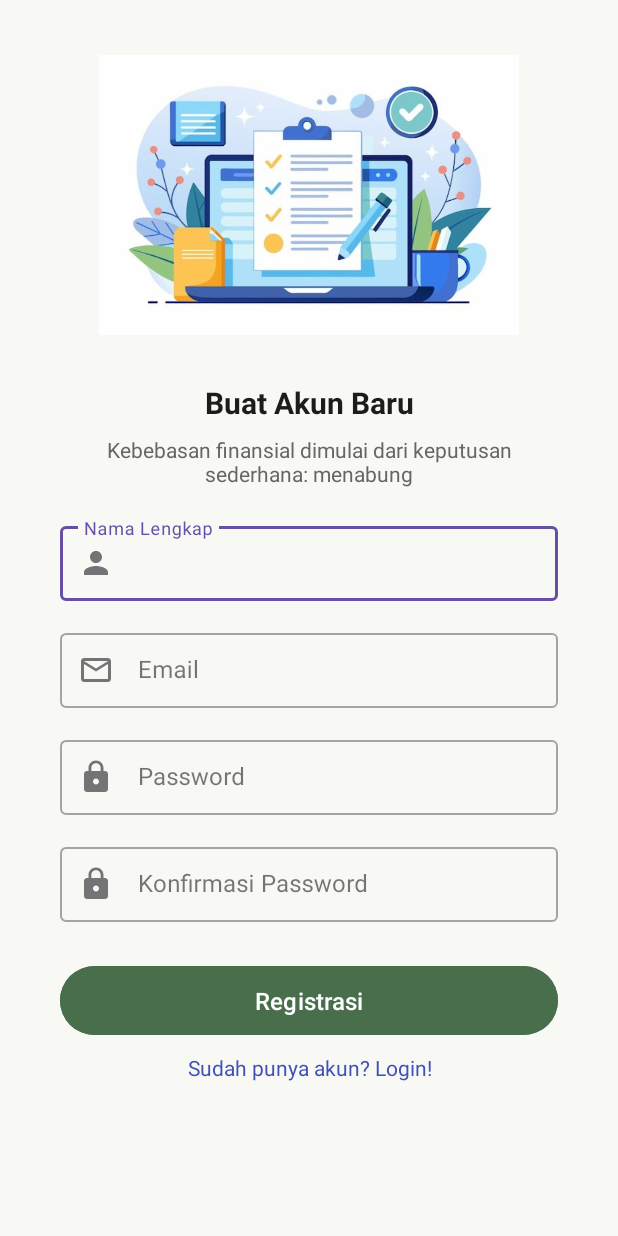
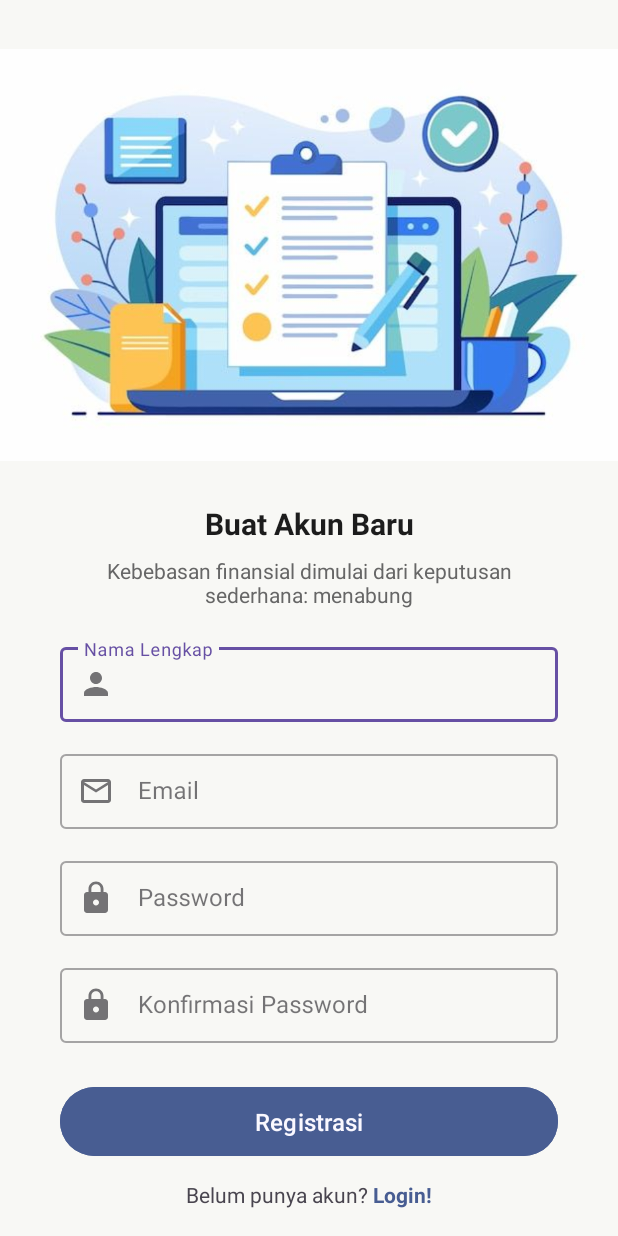
Before and after one commit to anas-shn/Arto-mobile, an Android app: the RegisterActivity screen opened directly, with no data from a screen before it, on a phone screen of 412 x 824 dp. Run offline under Robolectric (Android 15) with nearby library versions, the light colour scheme and no system bars.

Commit message:
fix button transaction. fix button Logout,

```diff
--- a/app/src/main/AndroidManifest.xml
+++ b/app/src/main/AndroidManifest.xml
@@ -34,6 +34,7 @@
             android:name=".MainActivity"
             android:exported="false"
             android:label="@string/app_name"
+            android:windowSoftInputMode="adjustResize"
             android:theme="@style/Arto" />
 
     </application>
--- a/app/src/main/res/layout/activity_register.xml
+++ b/app/src/main/res/layout/activity_register.xml
@@ -10,42 +10,42 @@
     <!-- Gambar ilustrasi -->
     <ImageView
         android:id="@+id/imgIllustration"
-        android:layout_width="280dp"
-        android:layout_height="219dp"
+        android:layout_width="match_parent"
+        android:layout_height="300dp"
         android:layout_marginTop="20dp"
         android:src="@drawable/welcome"
-        app:layout_constraintTop_toTopOf="parent"
+        app:layout_constraintEnd_toEndOf="parent"
         app:layout_constraintStart_toStartOf="parent"
-        app:layout_constraintEnd_toEndOf="parent" />
+        app:layout_constraintTop_toTopOf="parent" />
 
     <!-- Judul -->
     <TextView
         android:id="@+id/tvTitleRegister"
         android:layout_width="wrap_content"
         android:layout_height="wrap_content"
+        android:layout_marginTop="15dp"
         android:text="Buat Akun Baru"
         android:textColor="#1C1C1C"
         android:textSize="20sp"
         android:textStyle="bold"
-        android:layout_marginTop="15dp"
-        app:layout_constraintTop_toBottomOf="@id/imgIllustration"
+        app:layout_constraintEnd_toEndOf="parent"
         app:layout_constraintStart_toStartOf="parent"
-        app:layout_constraintEnd_toEndOf="parent" />
+        app:layout_constraintTop_toBottomOf="@id/imgIllustration" />
 
     <!-- Deskripsi -->
     <TextView
         android:id="@+id/tvDescription"
         android:layout_width="0dp"
         android:layout_height="wrap_content"
+        android:layout_marginHorizontal="40dp"
+        android:layout_marginTop="8dp"
+        android:gravity="center"
         android:text="Kebebasan finansial dimulai dari keputusan sederhana: menabung"
         android:textColor="#666666"
         android:textSize="14sp"
-        android:gravity="center"
-        android:layout_marginTop="8dp"
-        android:layout_marginHorizontal="40dp"
-        app:layout_constraintTop_toBottomOf="@id/tvTitleRegister"
+        app:layout_constraintEnd_toEndOf="parent"
         app:layout_constraintStart_toStartOf="parent"
-        app:layout_constraintEnd_toEndOf="parent" />
+        app:layout_constraintTop_toBottomOf="@id/tvTitleRegister" />
 
     <!-- Input Nama -->
 
@@ -54,12 +54,12 @@
         style="@style/Widget.MaterialComponents.TextInputLayout.OutlinedBox"
         android:layout_width="0dp"
         android:layout_height="wrap_content"
+        android:layout_marginHorizontal="40dp"
         android:layout_marginTop="20dp"
-        android:layout_marginHorizontal="40dp"
-        app:startIconDrawable="@drawable/baseline_person_24"
+        app:layout_constraintEnd_toEndOf="parent"
+        app:layout_constraintStart_toStartOf="parent"
         app:layout_constraintTop_toBottomOf="@id/tvDescription"
-        app:layout_constraintStart_toStartOf="parent"
-        app:layout_constraintEnd_toEndOf="parent">
+        app:startIconDrawable="@drawable/baseline_person_24">
 
         <com.google.android.material.textfield.TextInputEditText
             android:id="@+id/etNama"
@@ -77,12 +77,12 @@
         style="@style/Widget.MaterialComponents.TextInputLayout.OutlinedBox"
         android:layout_width="0dp"
         android:layout_height="wrap_content"
+        android:layout_marginHorizontal="40dp"
         android:layout_marginTop="16dp"
-        android:layout_marginHorizontal="40dp"
-        app:startIconDrawable="@drawable/ic_mail_24"
+        app:layout_constraintEnd_toEndOf="parent"
+        app:layout_constraintStart_toStartOf="parent"
         app:layout_constraintTop_toBottomOf="@id/textInputLayoutNama"
-        app:layout_constraintStart_toStartOf="parent"
-        app:layout_constraintEnd_toEndOf="parent">
+        app:startIconDrawable="@drawable/ic_mail_24">
 
         <com.google.android.material.textfield.TextInputEditText
             android:id="@+id/etEmail"
@@ -100,12 +100,12 @@
         style="@style/Widget.MaterialComponents.TextInputLayout.OutlinedBox"
         android:layout_width="0dp"
         android:layout_height="wrap_content"
+        android:layout_marginHorizontal="40dp"
         android:layout_marginTop="16dp"
-        android:layout_marginHorizontal="40dp"
-        app:startIconDrawable="@drawable/baseline_lock_24"
+        app:layout_constraintEnd_toEndOf="parent"
+        app:layout_constraintStart_toStartOf="parent"
         app:layout_constraintTop_toBottomOf="@id/textInputLayoutEmail"
-        app:layout_constraintStart_toStartOf="parent"
-        app:layout_constraintEnd_toEndOf="parent">
+        app:startIconDrawable="@drawable/baseline_lock_24">
 
         <com.google.android.material.textfield.TextInputEditText
             android:id="@+id/etPassword"
@@ -123,12 +123,12 @@
         style="@style/Widget.MaterialComponents.TextInputLayout.OutlinedBox"
         android:layout_width="0dp"
         android:layout_height="wrap_content"
+        android:layout_marginHorizontal="40dp"
         android:layout_marginTop="16dp"
-        android:layout_marginHorizontal="40dp"
-        app:startIconDrawable="@drawable/baseline_lock_24"
+        app:layout_constraintEnd_toEndOf="parent"
+        app:layout_constraintStart_toStartOf="parent"
         app:layout_constraintTop_toBottomOf="@id/textInputLayoutPassword"
-        app:layout_constraintStart_toStartOf="parent"
-        app:layout_constraintEnd_toEndOf="parent">
+        app:startIconDrawable="@drawable/baseline_lock_24">
 
         <com.google.android.material.textfield.TextInputEditText
             android:id="@+id/etKonfirmasiPassword"
@@ -143,31 +143,44 @@
     <!-- Tombol Registrasi -->
     <Button
         android:id="@+id/btnRegister"
+        style="@style/Widget.Material3.Button.ElevatedButton"
         android:layout_width="0dp"
         android:layout_height="wrap_content"
+        android:layout_marginHorizontal="40dp"
         android:layout_marginTop="25dp"
-        android:layout_marginHorizontal="40dp"
-        android:backgroundTint="#486E4B"
+        android:backgroundTint="@color/md_theme_primary"
+        android:textColor="@color/md_theme_background"
+        android:paddingVertical="12dp"
         android:text="Registrasi"
-        android:textColor="#FFFFFF"
         android:textSize="16sp"
-        android:paddingVertical="12dp"
-        app:layout_constraintTop_toBottomOf="@id/textInputLayoutKonfirmasi"
+        app:layout_constraintEnd_toEndOf="parent"
         app:layout_constraintStart_toStartOf="parent"
-        app:layout_constraintEnd_toEndOf="parent" />
+        app:layout_constraintTop_toBottomOf="@id/textInputLayoutKonfirmasi" />
 
-    <TextView
-        android:id="@+id/tvLoginLink"
-        android:layout_width="0dp"
+    <LinearLayout
+        android:layout_width="match_parent"
         android:layout_height="wrap_content"
-        android:text="Sudah punya akun? Login!"
-        android:textColor="#3F51B5"
-        android:textSize="14sp"
-        android:gravity="center"
-        android:layout_marginTop="8dp"
-        android:layout_marginHorizontal="40dp"
+        android:orientation="horizontal"
         app:layout_constraintTop_toBottomOf="@id/btnRegister"
-        app:layout_constraintStart_toStartOf="parent"
-        app:layout_constraintEnd_toEndOf="parent" />
+        android:layout_marginTop="12dp"
+        android:gravity="center">
+
+        <TextView
+            android:layout_width="wrap_content"
+            android:layout_height="wrap_content"
+            android:text="Belum punya akun? "
+            android:textSize="14sp" />
+
+        <TextView
+            android:id="@+id/tvLoginLink"
+            android:layout_width="wrap_content"
+            android:layout_height="wrap_content"
+            android:text="Login!"
+            android:textColor="@color/md_theme_primary"
+            android:textStyle="bold"
+            android:textSize="14sp" />
+
+    </LinearLayout>
+<!---->
 
 </androidx.constraintlayout.widget.ConstraintLayout>
--- a/app/src/main/res/layout/fragment_summary.xml
+++ b/app/src/main/res/layout/fragment_summary.xml
@@ -4,7 +4,6 @@
     xmlns:tools="http://schemas.android.com/tools"
     android:layout_width="match_parent"
     android:layout_height="match_parent"
-    android:fitsSystemWindows="true"
     android:layout_marginHorizontal="16dp"
     tools:context=".ui.summary.fragment.SummaryFragment">
 
@@ -15,6 +14,7 @@
         android:layout_height="wrap_content"
         android:gravity="center_vertical"
         android:orientation="horizontal"
+        android:fitsSystemWindows="true"
         app:layout_constraintTop_toTopOf="parent">
 
         <TextView
```
Also changed, not shown: app/src/main/java/com/example/arto/ui/home/fragment/HomeFragment.kt (+37 -5 lines), app/src/main/res/drawable/ic_logout_24.xml (added, +11 -0 lines), app/src/main/res/layout/activity_login.xml (+52 -44 lines), app/src/main/res/layout/fragment_home.xml (+15 -16 lines), app/src/main/res/layout/fragment_transaction.xml (+3 -5 lines).
